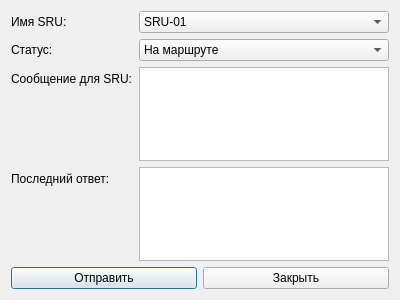
Above: poiskmore_plugin/forms/CoordinationForm.ui from SmNikc/poisk-more-qgis before the change. Below: the same form after it.
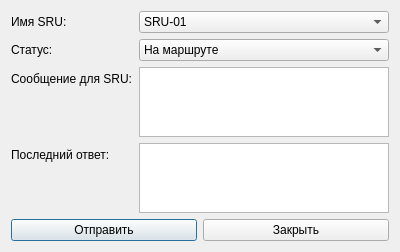
That is the form after the change.

Commit message: Обновлены build_plugin_zip_v2.bat, poiskmore_plugin.qgis.zip и формы CoordinationForm.ui, SitrepForm.ui

Diff of the .ui file:
```diff
--- a/poiskmore_plugin/forms/CoordinationForm.ui
+++ b/poiskmore_plugin/forms/CoordinationForm.ui
@@ -7,7 +7,7 @@
     <x>0</x>
     <y>0</y>
     <width>400</width>
-    <height>300</height>
+    <height>251</height>
    </rect>
   </property>
   <property name="windowTitle">
```
The commit also changes 2 other files.
